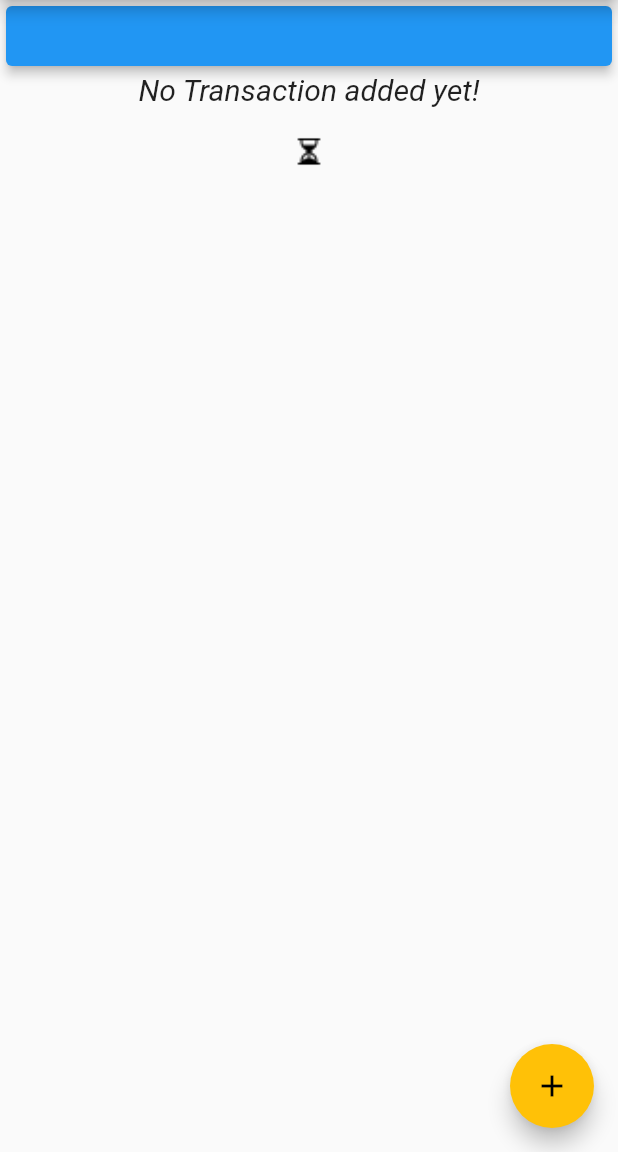
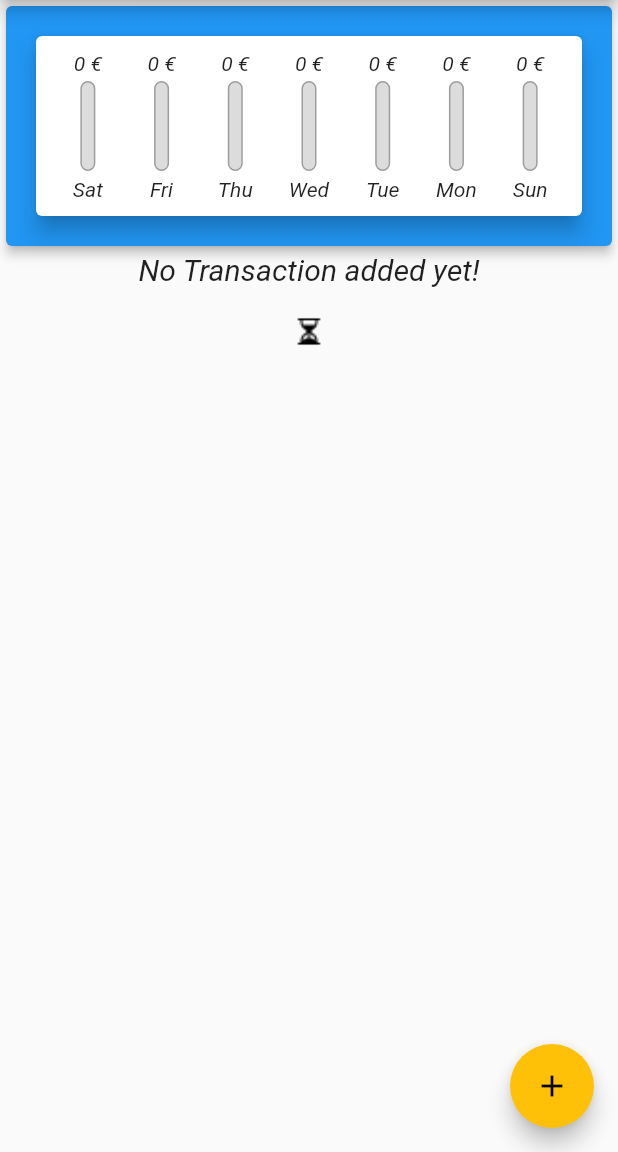
Before and after one commit to Korkmatik/Expensy, a Flutter app: the screen it shows after launch, on a phone screen of 412 x 824 dp, the part 84-1236 px from its top. Run offline on Flutter 3.47's test engine with Material 2 defaults, Android fonts, the phone set to English and light mode, and no system bars.

Commit message:
Add chart bar

```diff
--- a/lib/widgets/chart.dart
+++ b/lib/widgets/chart.dart
@@ -1,3 +1,4 @@
+import 'package:expense_planer/widgets/chart_bar.dart';
 import 'package:flutter/material.dart';
 import 'package:intl/intl.dart';
 
@@ -26,6 +27,11 @@ class Chart extends StatelessWidget {
     });
   }
 
+  double get maxSpending {
+    double spending = groupedTransactionValues.fold(0.0, (previousValue, element) => previousValue + (element['amount'] as double));
+    return spending > 0 ? spending : 1;
+  }
+
   const Chart(this._transactions, {Key? key}) : super(key: key);
 
   @override
@@ -33,8 +39,16 @@ class Chart extends StatelessWidget {
     return Card(
       elevation: 6,
       margin: const EdgeInsets.all(20),
-      child: Row(
-        children: [],
+      child: Container(
+        padding: const EdgeInsets.all(10),
+        child: Row(
+          mainAxisAlignment: MainAxisAlignment.spaceAround,
+          children: groupedTransactionValues.map((data) {
+            String day = (data['day'] as String);
+            double amount = (data['amount'] as double);
+            return Flexible(fit: FlexFit.tight, child: ChartBar(day, amount, amount / maxSpending));
+          }).toList(),
+        ),
       ),
     );
   }
--- /dev/null
+++ b/lib/widgets/chart_bar.dart
@@ -0,0 +1,53 @@
+import 'package:flutter/material.dart';
+
+class ChartBar extends StatelessWidget {
+  final String label;
+  final double spendingAmount;
+  final double spendingPctOfTotal;
+
+  const ChartBar(this.label, this.spendingAmount, this.spendingPctOfTotal,
+      {Key? key})
+      : super(key: key);
+
+  @override
+  Widget build(BuildContext context) {
+    return Column(
+      children: [
+        FittedBox(
+          child: Text('${spendingAmount.toStringAsFixed(0)} €'),
+        ),
+        const SizedBox(
+          height: 4,
+        ),
+        Container(
+          height: 60,
+          width: 10,
+          child: Stack(
+            children: [
+              Container(
+                decoration: BoxDecoration(
+                  border: Border.all(color: Colors.grey, width: 1.0),
+                  color: const Color.fromRGBO(220, 220, 220, 1),
+                  borderRadius: BorderRadius.circular(10),
+                ),
+              ),
+              FractionallySizedBox(
+                heightFactor: spendingPctOfTotal,
+                child: Container(
+                  decoration: BoxDecoration(
+                    color: Theme.of(context).primaryColor,
+                    borderRadius: BorderRadius.circular(10),
+                  ),
+                ),
+              )
+            ],
+          ),
+        ),
+        const SizedBox(
+          height: 4,
+        ),
+        Text(label),
+      ],
+    );
+  }
+}
```
